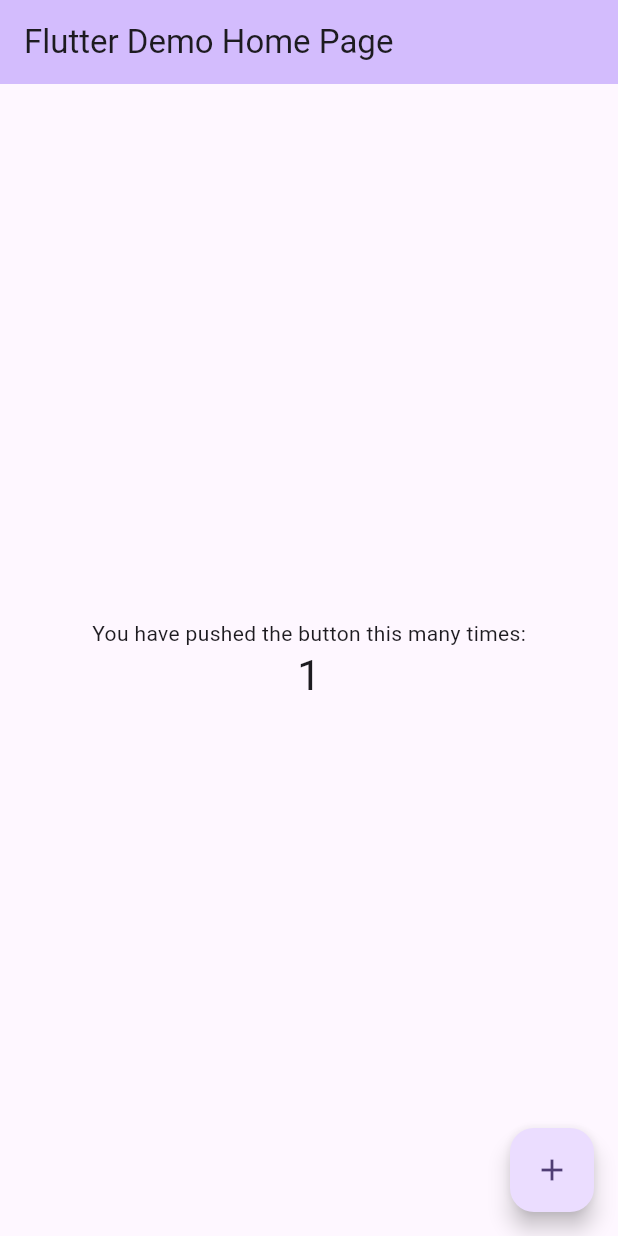
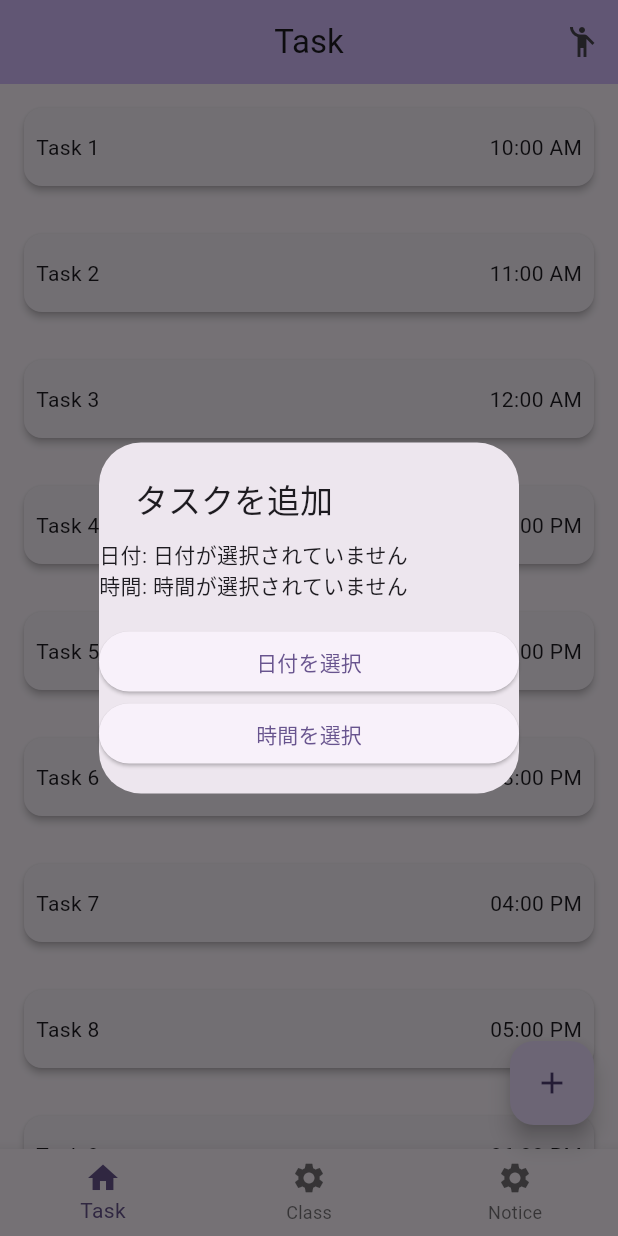
Before and after one commit to HarumaIto/test_flutter, a Flutter app: the screen it shows after launch, after a tap on the "add" icon, on a phone screen of 412 x 824 dp. Run offline on Flutter 3.47's test engine with Material 2 defaults, Android fonts, the phone set to English and light mode, and no system bars.

Commit message:
タスクのリスト化と日時選択ダイアログの追加

```diff
--- a/lib/main.dart
+++ b/lib/main.dart
@@ -7,119 +7,188 @@ void main() {
 class MyApp extends StatelessWidget {
   const MyApp({super.key});
 
-  // This widget is the root of your application.
   @override
   Widget build(BuildContext context) {
     return MaterialApp(
-      title: 'Flutter Demo',
+      title: 'Task',
       theme: ThemeData(
-        // This is the theme of your application.
-        //
-        // TRY THIS: Try running your application with "flutter run". You'll see
-        // the application has a blue toolbar. Then, without quitting the app,
-        // try changing the seedColor in the colorScheme below to Colors.green
-        // and then invoke "hot reload" (save your changes or press the "hot
-        // reload" button in a Flutter-supported IDE, or press "r" if you used
-        // the command line to start the app).
-        //
-        // Notice that the counter didn't reset back to zero; the application
-        // state is not lost during the reload. To reset the state, use hot
-        // restart instead.
-        //
-        // This works for code too, not just values: Most code changes can be
-        // tested with just a hot reload.
         colorScheme: ColorScheme.fromSeed(seedColor: Colors.deepPurple),
         useMaterial3: true,
       ),
-      home: const MyHomePage(title: 'Flutter Demo Home Page'),
+      home: const MyHomePage(),
     );
   }
 }
 
 class MyHomePage extends StatefulWidget {
-  const MyHomePage({super.key, required this.title});
-
-  // This widget is the home page of your application. It is stateful, meaning
-  // that it has a State object (defined below) that contains fields that affect
-  // how it looks.
-
-  // This class is the configuration for the state. It holds the values (in this
-  // case the title) provided by the parent (in this case the App widget) and
-  // used by the build method of the State. Fields in a Widget subclass are
-  // always marked "final".
-
-  final String title;
+  const MyHomePage({super.key});
 
   @override
   State<MyHomePage> createState() => _MyHomePageState();
 }
 
 class _MyHomePageState extends State<MyHomePage> {
-  int _counter = 0;
+  List taskList = [
+    {
+      'title': 'Task 1',
+      'time': '10:00 AM',
+    },
+    {
+      'title': 'Task 2',
+      'time': '11:00 AM',
+    },
+    {
+      'title': 'Task 3',
+      'time': '12:00 AM',
+    },
+    {
+      'title': 'Task 4',
+      'time': '01:00 PM',
+    },
+    {
+      'title': 'Task 5',
+      'time': '02:00 PM',
+    },
+    {
+      'title': 'Task 6',
+      'time': '03:00 PM',
+    },
+    {
+      'title': 'Task 7',
+      'time': '04:00 PM',
+    },
+    {
+      'title': 'Task 8',
+      'time': '05:00 PM',
+    },
+    {
+      'title': 'Task 9',
+      'time': '06:00 PM',
+    },
+    {
+      'title': 'Task 10',
+      'time': '07:00 PM',
+    },
+    {
+      'title': 'Task 11',
+      'time': '08:00 PM',
+    },
+    {
+      'title': 'Task 12',
+      'time': '09:00 PM',
+    },
+    {
+      'title': 'Task 13',
+      'time': '10:00 PM',
+    },
+    {
+      'title': 'Task 14',
+      'time': '11:00 PM',
+    },
+    {
+      'title': 'Task 15',
+      'time': '12:00 PM',
+    },
+  ];
 
-  void _incrementCounter() {
-    setState(() {
-      // This call to setState tells the Flutter framework that something has
-      // changed in this State, which causes it to rerun the build method below
-      // so that the display can reflect the updated values. If we changed
-      // _counter without calling setState(), then the build method would not be
-      // called again, and so nothing would appear to happen.
-      _counter++;
-    });
+  Widget taskCard(String title, String time) {
+    return Card(
+      margin: const EdgeInsets.all(16),
+      elevation: 2,
+      child: Padding(
+        padding: const EdgeInsets.symmetric(horizontal: 8, vertical: 16),
+        child: Row(
+          mainAxisAlignment: MainAxisAlignment.spaceBetween,
+          crossAxisAlignment: CrossAxisAlignment.center,
+          mainAxisSize: MainAxisSize.max,
+          children: [
+            Text(title),
+            Text(time),
+          ],
+        ),
+      ),
+    );
   }
 
   @override
   Widget build(BuildContext context) {
-    // This method is rerun every time setState is called, for instance as done
-    // by the _incrementCounter method above.
-    //
-    // The Flutter framework has been optimized to make rerunning build methods
-    // fast, so that you can just rebuild anything that needs updating rather
-    // than having to individually change instances of widgets.
     return Scaffold(
       appBar: AppBar(
-        // TRY THIS: Try changing the color here to a specific color (to
-        // Colors.amber, perhaps?) and trigger a hot reload to see the AppBar
-        // change color while the other colors stay the same.
+        centerTitle: true,
         backgroundColor: Theme.of(context).colorScheme.inversePrimary,
-        // Here we take the value from the MyHomePage object that was created by
-        // the App.build method, and use it to set our appbar title.
-        title: Text(widget.title),
+        title: const Text('Task'),
+        actions: [IconButton(onPressed: () {}, icon: const Icon(Icons.emoji_people))],
       ),
-      body: Center(
-        // Center is a layout widget. It takes a single child and positions it
-        // in the middle of the parent.
+      body: SingleChildScrollView(
         child: Column(
-          // Column is also a layout widget. It takes a list of children and
-          // arranges them vertically. By default, it sizes itself to fit its
-          // children horizontally, and tries to be as tall as its parent.
-          //
-          // Column has various properties to control how it sizes itself and
-          // how it positions its children. Here we use mainAxisAlignment to
-          // center the children vertically; the main axis here is the vertical
-          // axis because Columns are vertical (the cross axis would be
-          // horizontal).
-          //
-          // TRY THIS: Invoke "debug painting" (choose the "Toggle Debug Paint"
-          // action in the IDE, or press "p" in the console), to see the
-          // wireframe for each widget.
-          mainAxisAlignment: MainAxisAlignment.center,
-          children: <Widget>[
-            const Text(
-              'You have pushed the button this many times:',
-            ),
-            Text(
-              '$_counter',
-              style: Theme.of(context).textTheme.headlineMedium,
-            ),
-          ],
+          children: taskList
+              .map((task) => taskCard(task['title'], task['time']))
+              .toList(),
         ),
       ),
       floatingActionButton: FloatingActionButton(
-        onPressed: _incrementCounter,
+        onPressed: () {
+          DateTime? date;
+          TimeOfDay? time;
+          String dateText = '日付が選択されていません';
+          String timeText = '時間が選択されていません';
+
+          showDialog(
+              context: context,
+              builder: (context) {
+                return StatefulBuilder(builder: ((context, setState) {
+                  return SimpleDialog(
+                  title: const Text('タスクを追加'),
+                  children: [
+                    Text('日付: $dateText'),
+                    Text('時間: $timeText'),
+                    const SizedBox(height: 16),
+                    ElevatedButton(
+                      onPressed: () async {
+                        date = await showDatePicker(
+                          context: context,
+                          initialDate: DateTime.now(),
+                          firstDate: DateTime.now(),
+                          lastDate: DateTime.now().add(const Duration(days: 365)),
+                        );
+                        setState(() {
+                          if (date != null) {
+                            dateText = '${date!.year}年${date!.month}月${date!.day}日';
+                          }
+                        });
+                      },
+                      child: const Text('日付を選択'),
+                    ),
+
+                    ElevatedButton(
+                      onPressed: () async {
+                        time = await showTimePicker(
+                          context: context,
+                          initialTime: TimeOfDay.now(),
+                        );
+                        setState(() {
+                          if (time != null) {
+                            timeText = '${time!.hour}時${time!.minute}分';
+                          }
+                        });
+                      },
+                      child: const Text('時間を選択'),
+                    ),
+                  ],
+                );
+                }));
+              });
+        },
         tooltip: 'Increment',
         child: const Icon(Icons.add),
-      ), // This trailing comma makes auto-formatting nicer for build methods.
+      ),
+      bottomNavigationBar: BottomNavigationBar(
+        items: const [
+          BottomNavigationBarItem(icon: Icon(Icons.home), label: 'Task'),
+          BottomNavigationBarItem(icon: Icon(Icons.settings), label: 'Class'),
+          BottomNavigationBarItem(icon: Icon(Icons.settings), label: 'Notice'),
+        ],
+      ),
     );
   }
 }
```
